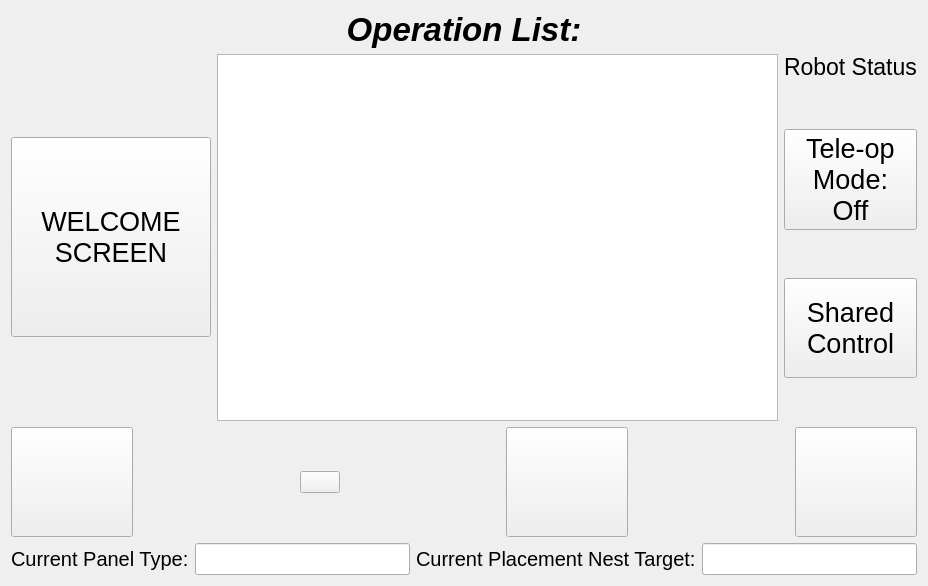
Before: the Qt Designer form resource/Runscreen.ui in rpiRobotics/rpi_arm_composites_manufacturing_gui, drawn with Qt 5.
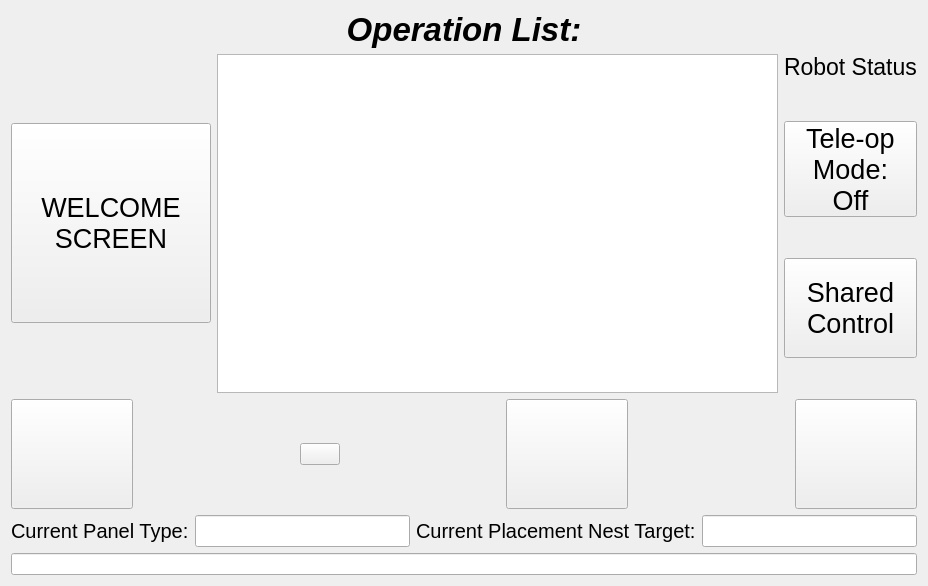
After: the same form once the commit is applied. Icons and pictures are not drawn.

Commit message: ft wrench readout

The edit to the form file:
```diff
--- a/resource/Runscreen.ui
+++ b/resource/Runscreen.ui
@@ -487,6 +487,9 @@
      </item>
     </layout>
    </item>
+   <item>
+    <widget class="QLineEdit" name="readout"/>
+   </item>
   </layout>
  </widget>
  <resources/>
```
The commit also changes 1 other file.
